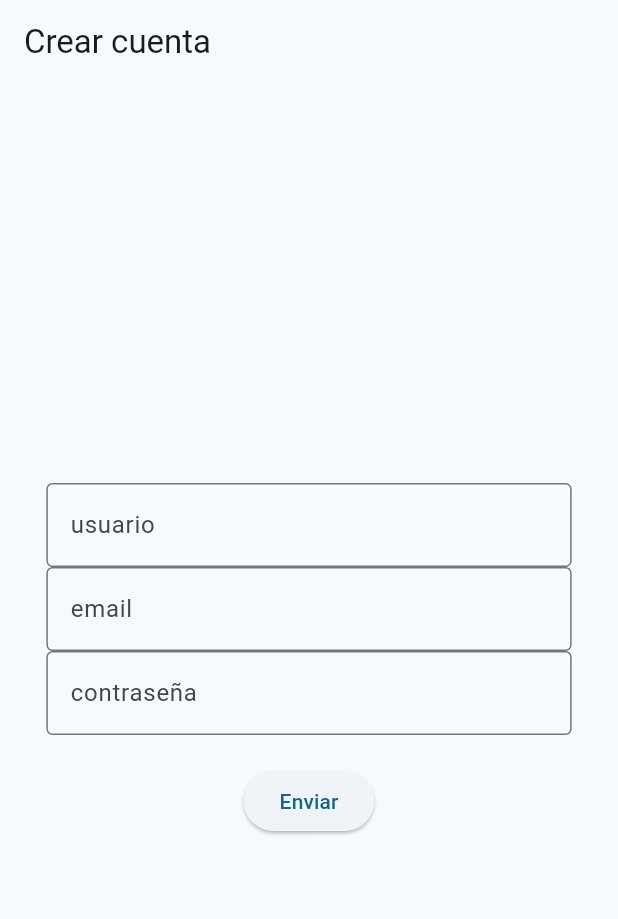
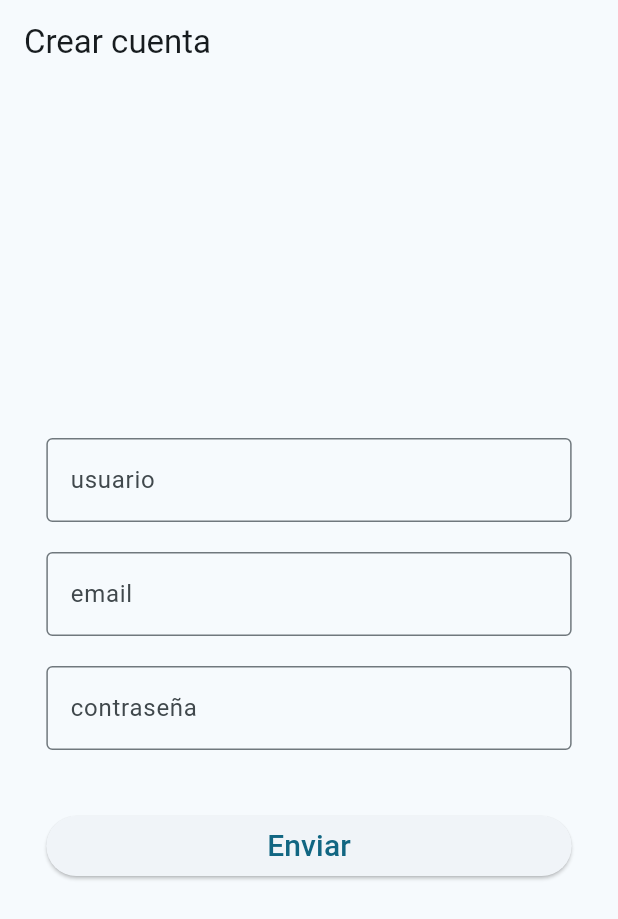
Before and after one commit to Natalia443/RivaLearn-Mobile, a Flutter app: the SignUpScreen screen opened by its route, on a phone screen of 412 x 824 dp. Shown: the top 919 px of the screen. Run offline on Flutter 3.47's test engine with Material 3 defaults, Android fonts, the phone set to English and light mode, and no system bars; our stand-ins replace file_picker, flutter_riverpod, go_router; missing offline and left inert: syncfusion_flutter_pdfviewer.

Commit message:
Refactor visual del registro de usuario

```diff
--- a/lib/screens/auth/view/signup_screen.dart
+++ b/lib/screens/auth/view/signup_screen.dart
@@ -2,6 +2,7 @@ import 'package:flutter/material.dart';
 import 'package:flutter_application_1/core/data/users_datasource.dart';
 import 'package:flutter_application_1/screens/auth/auth.dart';
 import 'package:go_router/go_router.dart';
+
 import '../../widgets/widgets.dart';
 
 class SignUpScreen extends StatefulWidget {
@@ -35,28 +36,44 @@ class _SignUpScreenState extends State<SignUpScreen> {
                 onChanged: () {
                   _formKey.currentState?.save();
                 },
-                child: Wrap(
+                child: Column(
                   children: [
                     InputField(
                       label: "Usuario",
-                        onSaved: (value) => _username = value),
+                      onSaved: (value) => _username = value,
+                    ),
+                    const SizedBox(
+                      height: 20,
+                    ),
                     InputField(
-                        label: "Email", onSaved: (value) => _email = value),
+                      label: "Email",
+                      onSaved: (value) => _email = value,
+                    ),
+                    const SizedBox(
+                      height: 20,
+                    ),
                     InputField(
                       label: "Contraseña",
-                        onSaved: (value) => _password = value),
+                      onSaved: (value) => _password = value,
+                    ),
                   ],
                 ),
               ),
-              const SizedBox(height: 20),
-              ElevatedButton(
+              const SizedBox(height: 40),
+              SizedBox(
+                width: MediaQuery.of(context).size.width * 0.85,
+                child: ElevatedButton(
                   onPressed: () {
                     if (_formKey.currentState!.validate()) {
                       saveUser(_username!, _password!, _email!);
                       context.pushNamed(AuthScreen.name);
                     }
                   },
-                child: const Text('Enviar'),
+                  child: const Text(
+                    'Enviar',
+                    style: TextStyle(fontSize: 20),
+                  ),
+                ),
               ),
             ],
           ),
```
Lines whose indentation alone changed are shown as unchanged.
